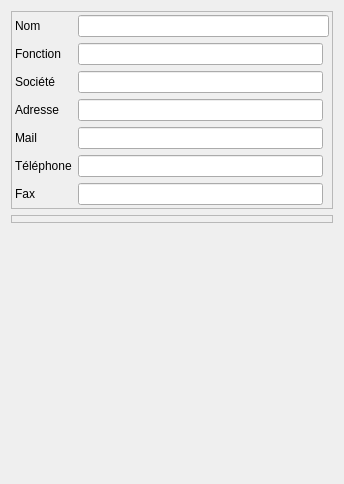
The window that Lamia/iface/qgiswidget/tools/toolprepro/base3/lamiabase_actor_tool_ui.ui (Artelia/Lamia) describes before a commit, drawn with Qt 5.
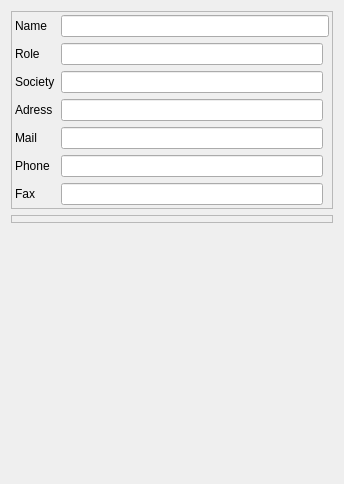
The same window after the commit.

Diff of the .ui file:
```diff
--- a/Lamia/iface/qgiswidget/tools/toolprepro/base3/lamiabase_actor_tool_ui.ui
+++ b/Lamia/iface/qgiswidget/tools/toolprepro/base3/lamiabase_actor_tool_ui.ui
@@ -44,7 +44,7 @@
       <item row="2" column="0">
        <widget class="QLabel" name="label_nom">
         <property name="text">
-         <string>Nom</string>
+         <string>Name</string>
         </property>
        </widget>
       </item>
@@ -57,14 +57,14 @@
       <item row="5" column="0">
        <widget class="QLabel" name="label_2">
         <property name="text">
-         <string>Adresse</string>
+         <string>Adress</string>
         </property>
        </widget>
       </item>
       <item row="4" column="0">
        <widget class="QLabel" name="label">
         <property name="text">
-         <string>Société</string>
+         <string>Society</string>
         </property>
        </widget>
       </item>
@@ -91,14 +91,14 @@
       <item row="7" column="0">
        <widget class="QLabel" name="label_4">
         <property name="text">
-         <string>Téléphone</string>
+         <string>Phone</string>
         </property>
        </widget>
       </item>
       <item row="3" column="0">
        <widget class="QLabel" name="label_6">
         <property name="text">
-         <string>Fonction</string>
+         <string>Role</string>
         </property>
        </widget>
       </item>
```
Left out of the diff: 4 changed lines with no effect on the pictures.
